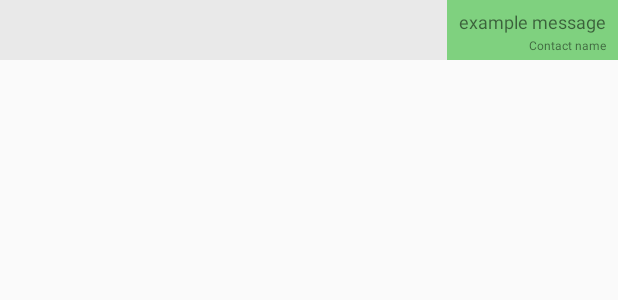
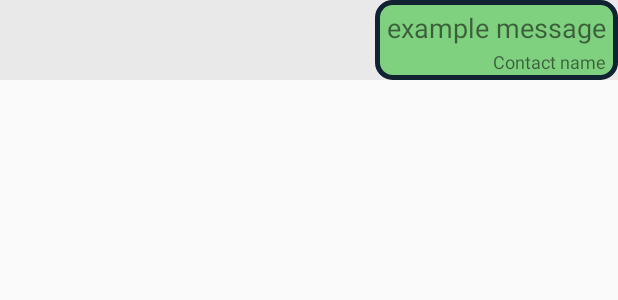
Before and after one commit to saviola44/SecureSMS, an Android app: the layout row_conversation_layout.xml on its own in the app's theme, with its tools: preview values and no code run, on a phone screen of 412 x 824 dp. Shown: the top 300 px of the screen. Run offline under Robolectric (Android 15) with nearby library versions, the phone set to English and light mode, and no system bars.

Commit message:
add some features and fixes

```diff
--- a/app/src/main/java/com/example/mariusz/securesms/MainActivity.java
+++ b/app/src/main/java/com/example/mariusz/securesms/MainActivity.java
@@ -14,8 +14,6 @@ public class MainActivity extends AppCompatActivity {
     Button addContactBtn;
     @Bind(R.id.newMessage)
     Button newMessageBtn;
-    @Bind(R.id.history)
-    Button historyBtn;
 
 
     @Override
--- /dev/null
+++ b/app/src/main/res/drawable/circle_background.xml
@@ -0,0 +1,7 @@
+<?xml version="1.0" encoding="UTF-8"?>
+<shape xmlns:android="http://schemas.android.com/apk/res/android">
+    <solid android:color="#c6c6"/>
+    <stroke android:width="3dip" android:color="#123" />
+    <corners android:radius="10dip"/>
+    <padding android:left="0dip" android:top="0dip" android:right="0dip" android:bottom="0dip" />
+</shape>
--- a/app/src/main/res/layout/activity_main.xml
+++ b/app/src/main/res/layout/activity_main.xml
@@ -31,12 +31,6 @@
             android:layout_width="match_parent"
             android:layout_height="wrap_content"
             android:layout_margin="4dp"
-            android:id="@+id/history"
-            android:text="@string/history"/>
-        <Button
-            android:layout_width="match_parent"
-            android:layout_height="wrap_content"
-            android:layout_margin="4dp"
             android:id="@+id/contacts"
             android:text="@string/contacts"/>
     </LinearLayout>
--- a/app/src/main/res/layout/row_conversation_layout.xml
+++ b/app/src/main/res/layout/row_conversation_layout.xml
@@ -13,7 +13,7 @@
         android:paddingLeft="8dp"
         android:layout_alignParentRight="true"
         android:id="@+id/msgLayout"
-        android:background="#c6c6">
+        android:background="@drawable/circle_background">
         <LinearLayout
             android:layout_width="wrap_content"
             android:layout_height="wrap_content"
@@ -23,7 +23,7 @@
                 android:layout_height="wrap_content"
                 android:text="example message"
                 android:layout_marginTop="2dp"
-                android:textSize="@dimen/text_size"
+                android:textSize="@dimen/big_text_size"
                 android:textAlignment="textEnd"
                 android:id="@+id/message"/>
             <TextView
@@ -33,7 +33,7 @@
                 android:layout_marginTop="2dp"
                 android:textAlignment="textEnd"
                 android:text="@string/contact_name"
-                android:textSize="@dimen/small_text_size"
+                android:textSize="@dimen/text_size"
                 android:layout_below="@id/message" />
         </LinearLayout>
     </RelativeLayout>
--- a/app/src/main/res/layout/row_conversation_layout_me.xml
+++ b/app/src/main/res/layout/row_conversation_layout_me.xml
@@ -12,13 +12,13 @@
         android:paddingRight="8dp"
         android:paddingLeft="8dp"
         android:id="@+id/msgLayout"
-        android:background="#c6c6">
+        android:background="@drawable/circle_background_2">
         <TextView
             android:layout_width="wrap_content"
             android:layout_height="wrap_content"
             android:text="example message"
             android:layout_marginTop="2dp"
-            android:textSize="@dimen/text_size"
+            android:textSize="@dimen/big_text_size"
             android:id="@+id/message"/>
         <TextView
             android:layout_width="wrap_content"
@@ -26,7 +26,7 @@
             android:id="@+id/contactId"
             android:layout_marginTop="2dp"
             android:text="@string/contact_name"
-            android:textSize="@dimen/small_text_size"
+            android:textSize="@dimen/text_size"
             android:layout_below="@id/message" />
     </RelativeLayout>
 </RelativeLayout>
```
Also changed, not shown: app/src/main/java/com/example/mariusz/securesms/ConversationActivity.java (+16 -2 lines), app/src/main/java/com/example/mariusz/securesms/NewMessageActivity.java (+25 -2 lines), app/src/main/res/drawable/circle_background_2.xml (added, +7 -0 lines), app/src/main/res/layout/conversation_layout.xml (+17 -4 lines).
